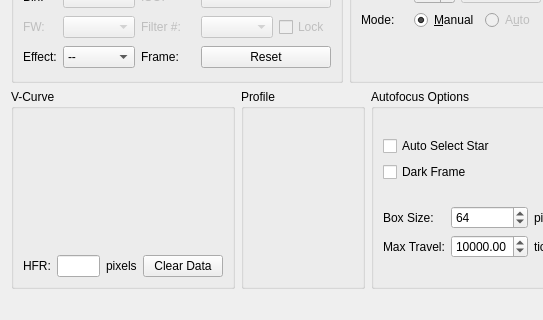
Above: kstars/ekos/focus.ui from KDE/kstars before the change; both pictures show x 0 to 543 and y 87 to 407 of the 756 by 407 pixel window. Below: the same form after it.
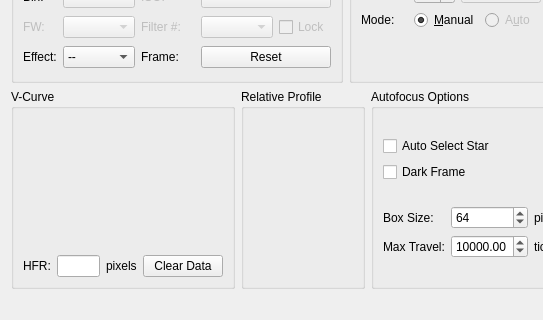
That is the form after the change. Custom widgets are drawn as their Qt base class.

Commit message: Hopefully improved star detection algorithm. Enabling saving focus frames for autofocus for analysis purposes. Improved relative profiles in the focus module

```diff
--- a/kstars/ekos/focus.ui
+++ b/kstars/ekos/focus.ui
@@ -489,7 +489,7 @@
         </sizepolicy>
        </property>
        <property name="title">
-        <string>Profile</string>
+        <string>Relative Profile</string>
        </property>
        <layout class="QVBoxLayout" name="verticalLayout_6">
         <item>
```
The commit also changes 4 other files.
